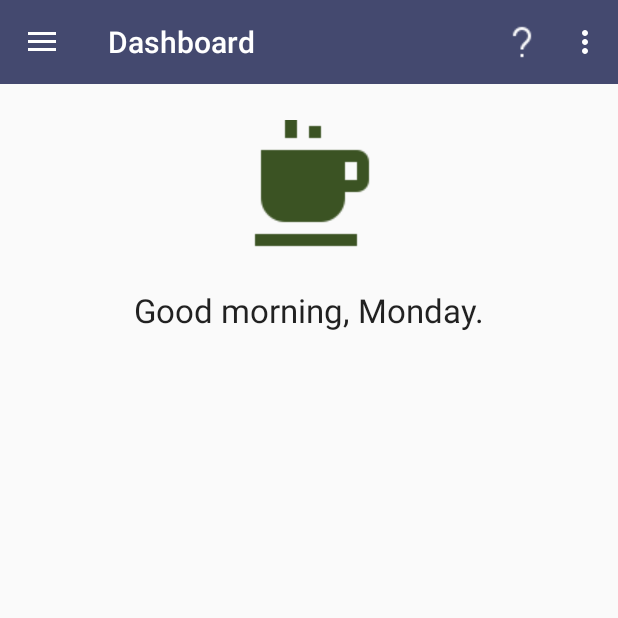
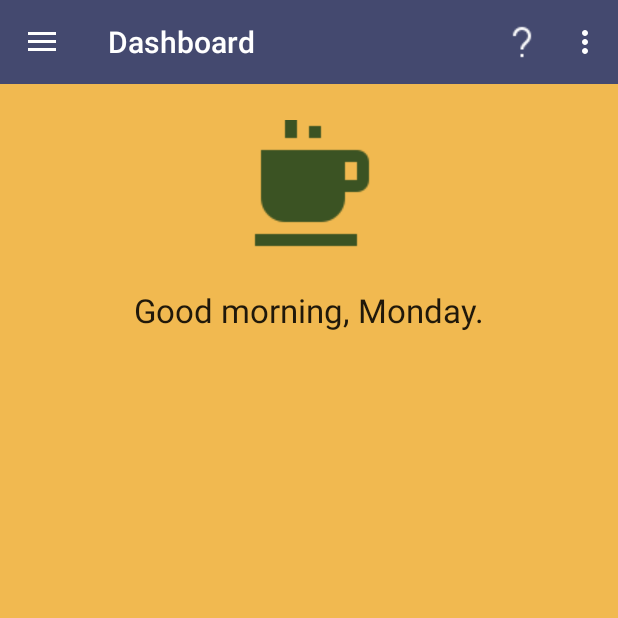
Before and after one commit to smithjrs22/Batman_Bank, an Android app: the DrawerActivity screen opened directly, with no data from a screen before it, on a phone screen of 412 x 824 dp, the top half of it. Run offline under Robolectric (Android 15) with nearby library versions, the phone set to English and light mode, and no system bars; 7 statements that could not run were skipped.

Commit message:
changed the rest of the background to yellow

```diff
--- a/app/src/main/res/layout/activity_drawer.xml
+++ b/app/src/main/res/layout/activity_drawer.xml
@@ -4,6 +4,7 @@
     xmlns:tools="http://schemas.android.com/tools"
     android:layout_width="match_parent"
     android:layout_height="match_parent"
+    android:background="@color/backgroundColorScheme"
     tools:context="com.project.coronabank.DrawerActivity">
 
     <LinearLayout
```
